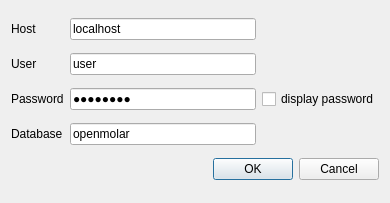
This is qt-designer/changeDatabase.ui in rowinggolfer/openmolar1 as Qt 5 draws it before an edit. The edited form follows.
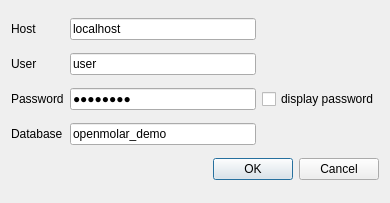
This is the edited form.

The edit to the form file:
```diff
--- a/qt-designer/changeDatabase.ui
+++ b/qt-designer/changeDatabase.ui
@@ -62,10 +62,10 @@
      </property>
     </widget>
    </item>
-   <item row="3" column="1" >
-    <widget class="QLineEdit" name="database_lineEdit" >
-     <property name="text" >
-      <string>openmolar</string>
+   <item row="3" column="1">
+    <widget class="QLineEdit" name="database_lineEdit">
+     <property name="text">
+      <string>openmolar_demo</string>
      </property>
     </widget>
    </item>
```
Left out of the diff: 95 changed lines with no effect on the pictures.
